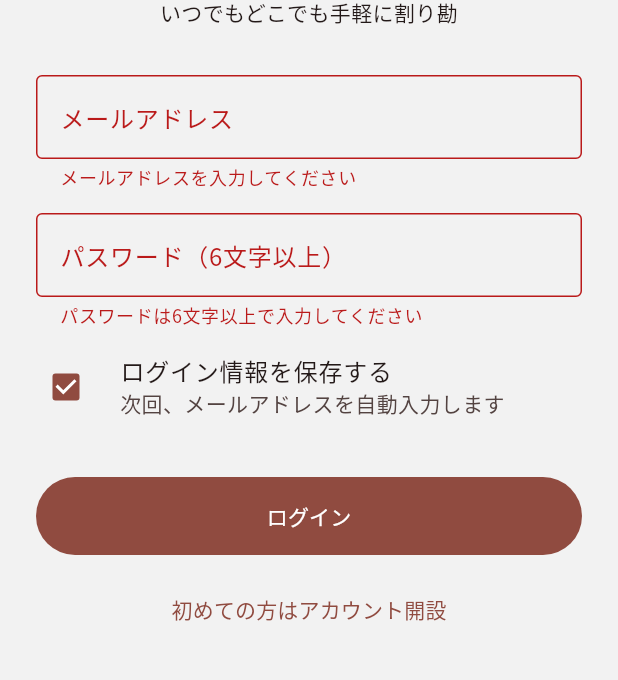
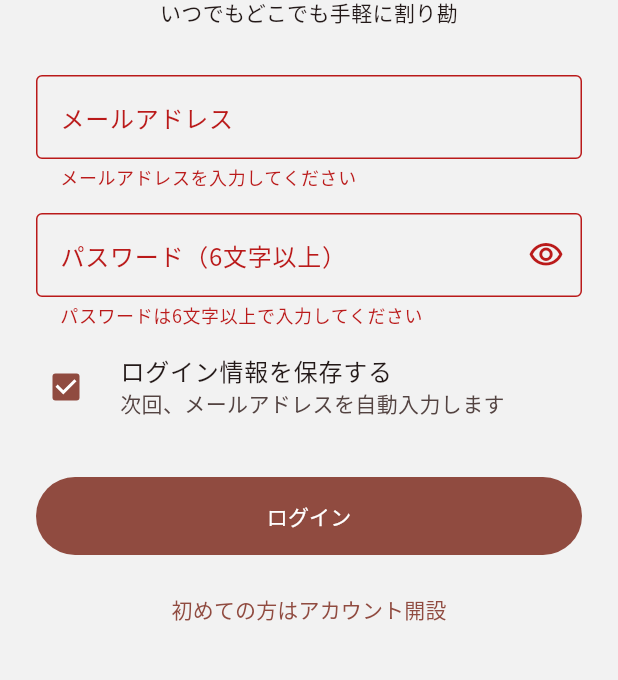
Before and after one commit to isojz/megapay, a Flutter app: the screen it shows after launch, after a tap on "ログイン", on a phone screen of 412 x 824 dp, the part 390-1070 px from its top. Run offline on Flutter 3.47's test engine with Material 3 defaults, Android fonts, the phone set to English and light mode, and no system bars; our stand-ins replace shared_preferences, supabase_flutter, web; accounts and stored records are empty.

Commit message:
パスワード安全

```diff
--- a/frontend/lib/screens/login_screen.dart
+++ b/frontend/lib/screens/login_screen.dart
@@ -26,6 +26,9 @@ class _LoginScreenState extends State<LoginScreen> {
   bool _isSignUp = false;
   bool _isLoading = false;
   bool _rememberLogin = true;
+
+  /// パスワードは既定で伏せ、目のボタンで表示を切り替える。
+  bool _passwordVisible = false;
 
   @override
   void initState() {
@@ -176,10 +179,21 @@ class _LoginScreenState extends State<LoginScreen> {
                   const SizedBox(height: 16),
                   TextFormField(
                     controller: _passwordController,
-                    obscureText: true,
-                    decoration: const InputDecoration(
+                    obscureText: !_passwordVisible,
+                    decoration: InputDecoration(
                       labelText: 'パスワード（6文字以上）',
-                      border: OutlineInputBorder(),
+                      border: const OutlineInputBorder(),
+                      suffixIcon: IconButton(
+                        tooltip: _passwordVisible ? 'パスワードを隠す' : 'パスワードを表示',
+                        icon: Icon(
+                          _passwordVisible
+                              ? Icons.visibility_off_outlined
+                              : Icons.visibility_outlined,
+                        ),
+                        onPressed: () => setState(
+                          () => _passwordVisible = !_passwordVisible,
+                        ),
+                      ),
                     ),
                     validator: (value) => (value == null || value.length < 6)
                         ? 'パスワードは6文字以上で入力してください'
@@ -220,8 +234,8 @@ class _LoginScreenState extends State<LoginScreen> {
                     onPressed: _isLoading
                         ? null
                         : () => setState(() => _isSignUp = !_isSignUp),
-                    child: Text(
-                        _isSignUp ? 'アカウントをお持ちの方はログイン' : '初めての方はアカウント開設'),
+                    child:
+                        Text(_isSignUp ? 'アカウントをお持ちの方はログイン' : '初めての方はアカウント開設'),
                   ),
                 ],
               ),
```
